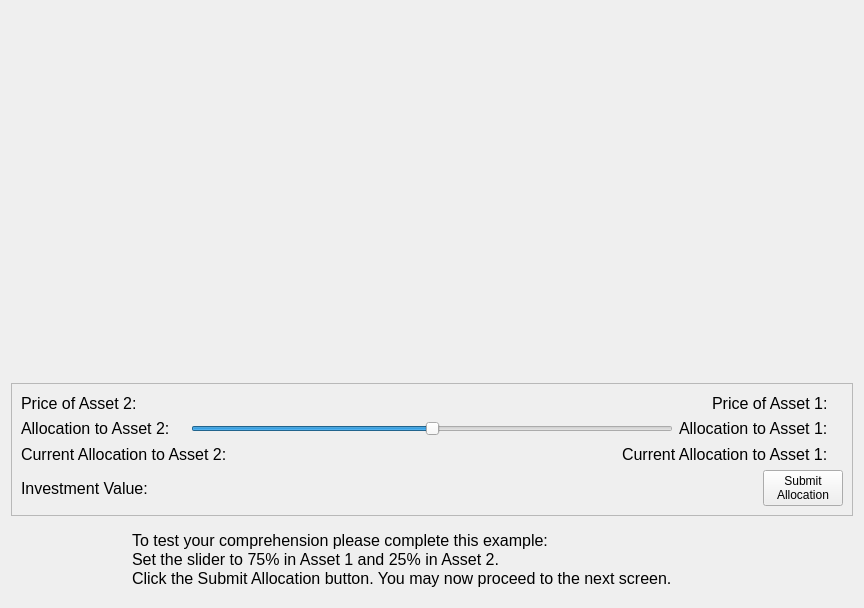
First picture: the form in MarketSimulation/instructionscreentest1.ui, repository dwattttt/marketsim, before the edit.
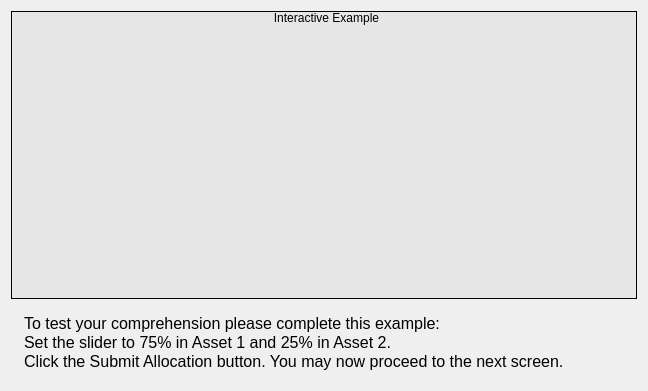
Second picture: the form after the edit. Custom widgets are drawn as their Qt base class.

Commit message:
Added a user-friendly investment slider with asset 1 on the left even!
Introduced a new .ui class to stop duplication across the various windows,
this necessitated refactoring a few items.

What changed in the file:
```diff
--- a/MarketSimulation/instructionscreentest1.ui
+++ b/MarketSimulation/instructionscreentest1.ui
@@ -6,8 +6,8 @@
    <rect>
     <x>0</x>
     <y>0</y>
-    <width>864</width>
-    <height>608</height>
+    <width>648</width>
+    <height>391</height>
    </rect>
   </property>
   <property name="windowTitle">
@@ -15,289 +15,59 @@
   </property>
   <layout class="QVBoxLayout" name="verticalLayout_2">
    <item>
-    <widget class="QWidget" name="plotWidget" native="true">
+    <widget class="QGroupBox" name="groupBox">
      <property name="sizePolicy">
-      <sizepolicy hsizetype="Preferred" vsizetype="Preferred">
+      <sizepolicy hsizetype="Preferred" vsizetype="Expanding">
        <horstretch>0</horstretch>
-       <verstretch>80</verstretch>
+       <verstretch>0</verstretch>
       </sizepolicy>
      </property>
-     <layout class="QHBoxLayout" name="horizontalLayout_8"/>
-    </widget>
-   </item>
-   <item>
-    <widget class="QFrame" name="frame">
-     <property name="frameShape">
-      <enum>QFrame::StyledPanel</enum>
+     <property name="minimumSize">
+      <size>
+       <width>0</width>
+       <height>100</height>
+      </size>
      </property>
-     <property name="frameShadow">
-      <enum>QFrame::Raised</enum>
+     <property name="autoFillBackground">
+      <bool>false</bool>
      </property>
-     <layout class="QHBoxLayout" name="horizontalLayout_7">
+     <property name="styleSheet">
+      <string notr="true">#groupBox {
+	background-color: rgb(230, 230, 230);
+	border: 1px solid black;
+}
+
+#groupBox::title {
+     subcontrol-origin: margin;
+     subcontrol-position: top center; /* position at the top center */
+     padding: 0 3px;
+	 background-color: transparent;
+}</string>
+     </property>
+     <property name="title">
+      <string>Interactive Example</string>
+     </property>
+     <layout class="QVBoxLayout" name="verticalLayout">
       <item>
-       <layout class="QVBoxLayout" name="verticalLayout">
-        <item>
-         <layout class="QHBoxLayout" name="horizontalLayout_3">
-          <item>
-           <layout class="QHBoxLayout" name="horizontalLayout_2">
-            <item>
-             <layout class="QHBoxLayout" name="horizontalLayout">
-              <item>
-               <widget class="QLabel" name="label">
-                <property name="font">
-                 <font>
-                  <pointsize>12</pointsize>
-                 </font>
-                </property>
-                <property name="text">
-                 <string>Price of Asset 2:</string>
-                </property>
-               </widget>
-              </item>
-              <item>
-               <widget class="QLabel" name="price2Label">
-                <property name="font">
-                 <font>
-                  <pointsize>12</pointsize>
-                 </font>
-                </property>
-                <property name="text">
-                 <string/>
-                </property>
-               </widget>
-              </item>
-             </layout>
-            </item>
-            <item>
-             <spacer name="horizontalSpacer_2">
-              <property name="orientation">
-               <enum>Qt::Horizontal</enum>
-              </property>
-              <property name="sizeHint" stdset="0">
-               <size>
-                <width>40</width>
-                <height>20</height>
-               </size>
-              </property>
-             </spacer>
-            </item>
-            <item>
-             <widget class="QLabel" name="label_3">
-              <property name="font">
-               <font>
-                <pointsize>12</pointsize>
-               </font>
-              </property>
-              <property name="text">
-               <string>Price of Asset 1:</string>
-              </property>
-             </widget>
-            </item>
-            <item>
-             <widget class="QLabel" name="price1Label">
-              <property name="font">
-               <font>
-                <pointsize>12</pointsize>
-               </font>
-              </property>
-              <property name="text">
-               <string/>
-              </property>
-             </widget>
-            </item>
-           </layout>
-          </item>
-         </layout>
-        </item>
-        <item>
-         <layout class="QHBoxLayout" name="horizontalLayout_5">
-          <item>
-           <widget class="QLabel" name="label_4">
-            <property name="font">
-             <font>
-              <pointsize>12</pointsize>
-             </font>
-            </property>
-            <property name="text">
-             <string>Allocation to Asset 2:</string>
-            </property>
-           </widget>
-          </item>
-          <item>
-           <widget class="QLabel" name="allocation2Label">
-            <property name="font">
-             <font>
-              <pointsize>12</pointsize>
-             </font>
-            </property>
-            <property name="text">
-             <string/>
-            </property>
-           </widget>
-          </item>
-          <item>
-           <widget class="QSlider" name="allocationSlider">
-            <property name="maximum">
-             <number>100</number>
-            </property>
-            <property name="singleStep">
-             <number>5</number>
-            </property>
-            <property name="pageStep">
-             <number>5</number>
-            </property>
-            <property name="sliderPosition">
-             <number>50</number>
-            </property>
-            <property name="tracking">
-             <bool>true</bool>
-            </property>
-            <property name="orientation">
-             <enum>Qt::Horizontal</enum>
-            </property>
-           </widget>
-          </item>
-          <item>
-           <widget class="QLabel" name="label_2">
-            <property name="font">
-             <font>
-              <pointsize>12</pointsize>
-             </font>
-            </property>
-            <property name="text">
-             <string>Allocation to Asset 1:</string>
-            </property>
-           </widget>
-          </item>
-          <item>
-           <widget class="QLabel" name="allocation1Label">
-            <property name="font">
-             <font>
-              <pointsize>12</pointsize>
-             </font>
-            </property>
-            <property name="text">
-             <string/>
-            </property>
-           </widget>
-          </item>
-         </layout>
-        </item>
-        <item>
-         <layout class="QHBoxLayout" name="horizontalLayout_6">
-          <item>
-           <widget class="QLabel" name="label_8">
-            <property name="font">
-             <font>
-              <pointsize>12</pointsize>
-             </font>
-            </property>
-            <property name="text">
-             <string>Current Allocation to Asset 2:</string>
-            </property>
-           </widget>
-          </item>
-          <item>
-           <widget class="QLabel" name="curAllocation2Label">
-            <property name="font">
-             <font>
-              <pointsize>12</pointsize>
-             </font>
-            </property>
-            <property name="text">
-             <string/>
-            </property>
-           </widget>
-          </item>
-          <item>
-           <spacer name="horizontalSpacer_4">
-            <property name="orientation">
-             <enum>Qt::Horizontal</enum>
-            </property>
-            <property name="sizeHint" stdset="0">
-             <size>
-              <width>40</width>
-              <height>20</height>
-             </size>
-            </property>
-           </spacer>
-          </item>
-          <item>
-           <widget class="QLabel" name="label_7">
-            <property name="font">
-             <font>
-              <pointsize>12</pointsize>
-             </font>
-            </property>
-            <property name="text">
-             <string>Current Allocation to Asset 1:</string>
-            </property>
-           </widget>
-          </item>
-          <item>
-           <widget class="QLabel" name="curAllocation1Label">
-            <property name="font">
-             <font>
-              <pointsize>12</pointsize>
-             </font>
-            </property>
-            <property name="text">
-             <string/>
-            </property>
-           </widget>
-          </item>
-         </layout>
-        </item>
-        <item>
-         <layout class="QHBoxLayout" name="horizontalLayout_4">
-          <item>
-           <widget class="QLabel" name="label_5">
-            <property name="font">
-             <font>
-              <pointsize>12</pointsize>
-             </font>
-            </property>
-            <property name="text">
-             <string>Investment Value:</string>
-            </property>
-           </widget>
-          </item>
-          <item>
-           <widget class="QLabel" name="wealthLabel">
-            <property name="font">
-             <font>
-              <pointsize>12</pointsize>
-             </font>
-            </property>
-            <property name="text">
-             <string/>
-            </property>
-           </widget>
-          </item>
-          <item>
-           <spacer name="horizontalSpacer_3">
-            <property name="orientation">
-             <enum>Qt::Horizontal</enum>
-            </property>
-            <property name="sizeHint" stdset="0">
-             <size>
-              <width>40</width>
-              <height>20</height>
-             </size>
-            </property>
-           </spacer>
-          </item>
-          <item>
-           <widget class="QPushButton" name="allocationButton">
-            <property name="text">
-             <string>Submit
-Allocation</string>
-            </property>
-           </widget>
-          </item>
-         </layout>
-        </item>
-       </layout>
+       <widget class="QWidget" name="plotWidget" native="true">
+        <property name="sizePolicy">
+         <sizepolicy hsizetype="Preferred" vsizetype="Preferred">
+          <horstretch>0</horstretch>
+          <verstretch>80</verstretch>
+         </sizepolicy>
+        </property>
+        <layout class="QHBoxLayout" name="horizontalLayout_8"/>
+       </widget>
+      </item>
+      <item>
+       <widget class="investmentSlider" name="investment" native="true">
+        <property name="minimumSize">
+         <size>
+          <width>0</width>
+          <height>50</height>
+         </size>
+        </property>
+       </widget>
       </item>
      </layout>
     </widget>
@@ -369,6 +139,14 @@
    </item>
   </layout>
  </widget>
+ <customwidgets>
+  <customwidget>
+   <class>investmentSlider</class>
+   <extends>QWidget</extends>
+   <header>investmentslider.h</header>
+   <container>1</container>
+  </customwidget>
+ </customwidgets>
  <resources/>
  <connections/>
 </ui>
```
The commit also changes 19 other files.
